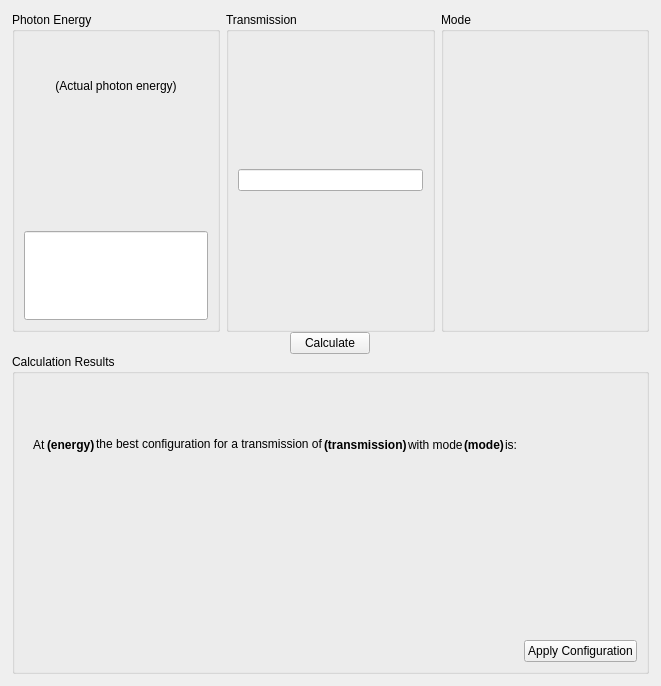
Above: ui/AttenuatorCalculator_AT2L0_calc.ui from pcdshub/solid-attenuator before the change. Below: the same form after it.
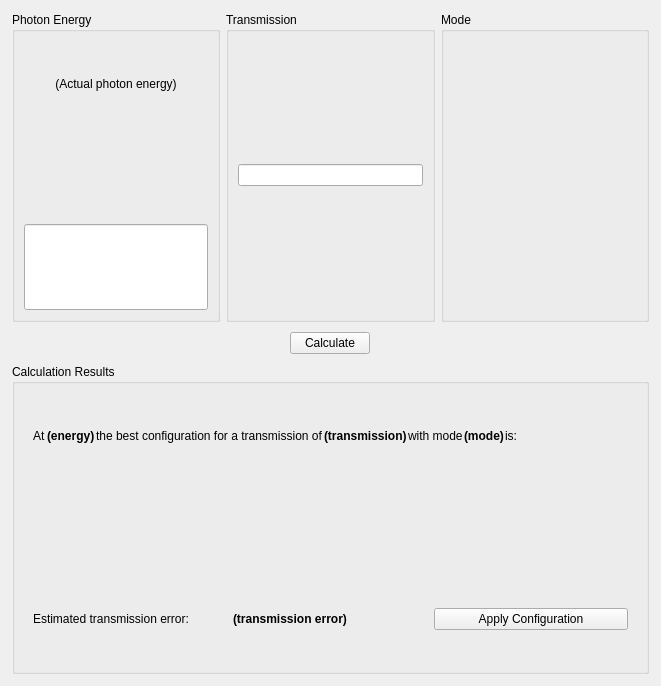
That is the form after the change. Custom widgets are drawn as their Qt base class.

Commit message: UI: add estimated error in calculator

Patch:
```diff
--- a/ui/AttenuatorCalculator_AT2L0_calc.ui
+++ b/ui/AttenuatorCalculator_AT2L0_calc.ui
@@ -15,7 +15,7 @@
   </property>
   <layout class="QVBoxLayout" name="verticalLayout_7" stretch="1,1,1">
    <property name="spacing">
-    <number>0</number>
+    <number>10</number>
    </property>
    <property name="leftMargin">
     <number>12</number>
@@ -453,7 +453,51 @@
         </property>
        </widget>
       </item>
-      <item alignment="Qt::AlignRight">
+      <item>
+       <widget class="QFrame" name="frame_3">
+        <property name="frameShape">
+         <enum>QFrame::NoFrame</enum>
+        </property>
+        <property name="frameShadow">
+         <enum>QFrame::Raised</enum>
+        </property>
+        <layout class="QHBoxLayout" name="horizontalLayout_3">
+         <item>
+          <widget class="QLabel" name="label_5">
+           <property name="text">
+            <string>Estimated transmission error:</string>
+           </property>
+          </widget>
+         </item>
+         <item>
+          <widget class="PyDMLabel" name="ActualEnergy_5">
+           <property name="font">
+            <font>
+             <weight>75</weight>
+             <bold>true</bold>
+            </font>
+           </property>
+           <property name="toolTip">
+            <string/>
+           </property>
+           <property name="text">
+            <string>(transmission error)</string>
+           </property>
+           <property name="alignment">
+            <set>Qt::AlignLeading|Qt::AlignLeft|Qt::AlignVCenter</set>
+           </property>
+           <property name="showUnits" stdset="0">
+            <bool>false</bool>
+           </property>
+           <property name="channel" stdset="0">
+            <string>ca://${prefix}:SYS:BestConfigError_RBV </string>
+           </property>
+           <property name="displayFormat" stdset="0">
+            <enum>PyDMLabel::Exponential</enum>
+           </property>
+          </widget>
+         </item>
+         <item>
        <widget class="PyDMPushButton" name="CalculateButton_2">
         <property name="toolTip">
          <string/>
@@ -479,6 +523,9 @@
         <property name="pressValue" stdset="0">
          <string>1</string>
         </property>
+          </widget>
+         </item>
+        </layout>
        </widget>
       </item>
      </layout>
```
Lines whose indentation alone changed are shown as unchanged.
